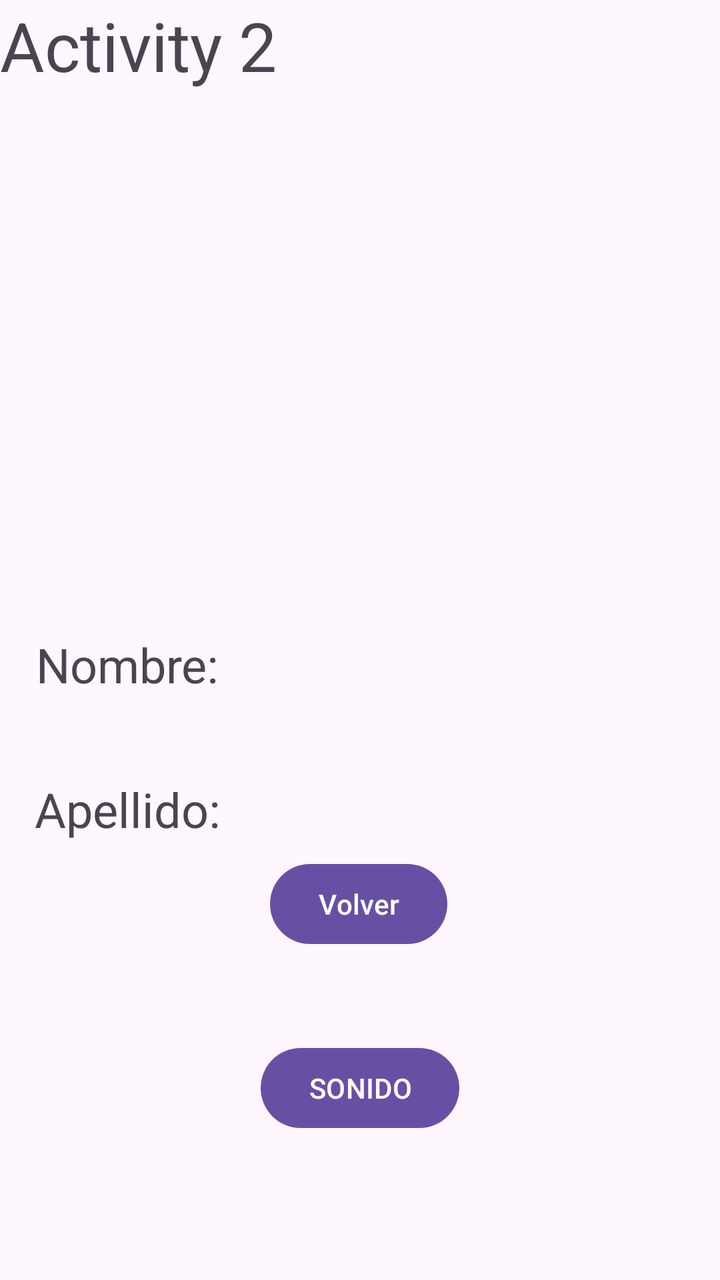
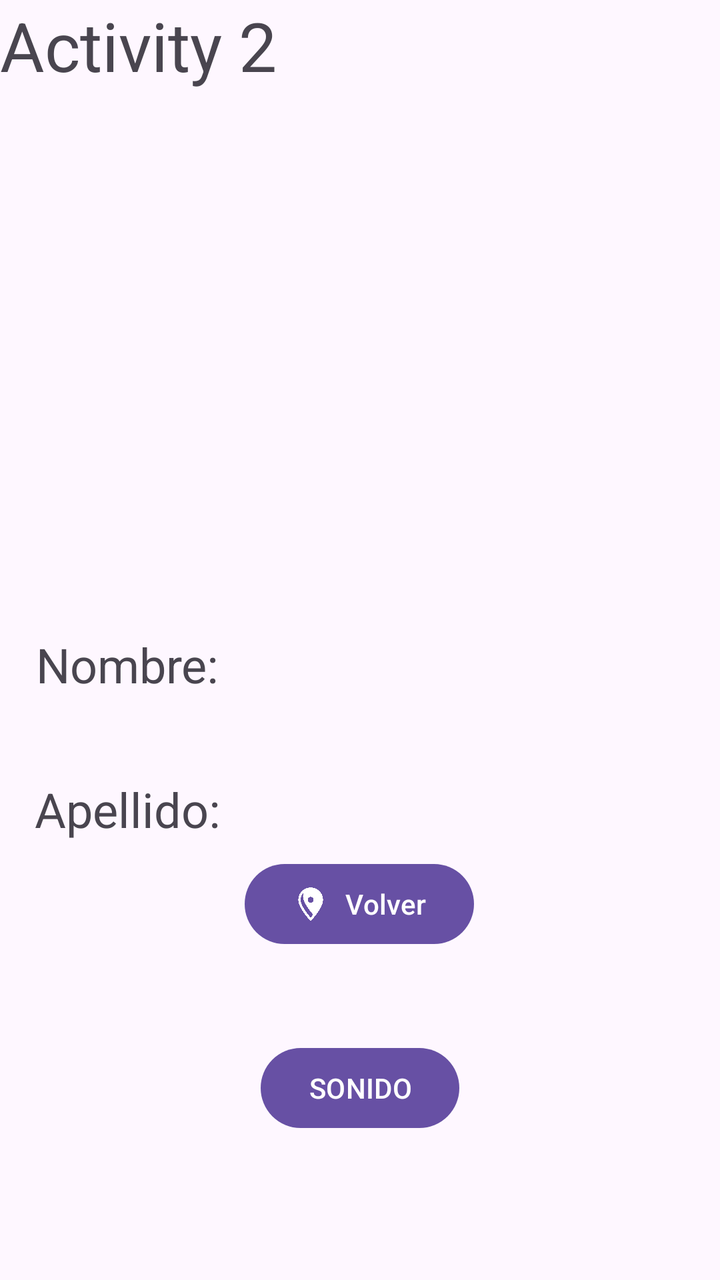

Before-and-after screenshots of an Android layout around one commit, followed by the original layout XML and the change that was made.
<!-- AndroidManifest.xml: application theme Theme.Ejercicio_7 -->
<!-- res/layout/activity_segunda.xml -->
<?xml version="1.0" encoding="utf-8"?>
<androidx.constraintlayout.widget.ConstraintLayout xmlns:android="http://schemas.android.com/apk/res/android"
    xmlns:app="http://schemas.android.com/apk/res-auto"
    xmlns:tools="http://schemas.android.com/tools"
    android:layout_width="match_parent"
    android:layout_height="match_parent"
    tools:context=".SegundaActivity">

    <TextView
        android:id="@+id/textView"
        android:layout_width="wrap_content"
        android:layout_height="wrap_content"
        android:text="Activity 2"
        android:textSize="34sp"
        tools:layout_editor_absoluteX="136dp"
        tools:layout_editor_absoluteY="178dp" />

    <TextView
        android:id="@+id/textView2"
        android:layout_width="wrap_content"
        android:layout_height="wrap_content"
        android:layout_marginTop="316dp"
        android:text="Nombre: "
        android:textSize="24sp"
        app:layout_constraintEnd_toStartOf="@+id/textView4"
        app:layout_constraintHorizontal_bias="0.592"
        app:layout_constraintStart_toStartOf="parent"
        app:layout_constraintTop_toTopOf="parent" />

    <TextView
        android:id="@+id/textView4"
        android:layout_width="wrap_content"
        android:layout_height="wrap_content"
        android:layout_marginEnd="232dp"
        android:textSize="24sp"
        app:layout_constraintEnd_toEndOf="parent"
        tools:layout_editor_absoluteY="316dp" />

    <TextView
        android:id="@+id/textView5"
        android:layout_width="wrap_content"
        android:layout_height="wrap_content"
        android:layout_marginEnd="232dp"
        android:textSize="24sp"
        app:layout_constraintBottom_toTopOf="@+id/button2"
        app:layout_constraintEnd_toEndOf="parent"
        app:layout_constraintTop_toBottomOf="@+id/textView4"
        app:layout_constraintVertical_bias="0.308" />

    <TextView
        android:id="@+id/textView3"
        android:layout_width="wrap_content"
        android:layout_height="wrap_content"
        android:layout_marginTop="40dp"
        android:text="Apellido: "
        android:textSize="24sp"
        app:layout_constraintEnd_toStartOf="@+id/textView5"
        app:layout_constraintHorizontal_bias="0.594"
        app:layout_constraintStart_toStartOf="parent"
        app:layout_constraintTop_toBottomOf="@+id/textView2" />

    <Button
        android:id="@+id/button2"
        android:layout_width="wrap_content"
        android:layout_height="wrap_content"
        android:layout_marginBottom="164dp"
        android:text="Volver"
        app:layout_constraintBottom_toBottomOf="parent"
        app:layout_constraintEnd_toEndOf="parent"
        app:layout_constraintHorizontal_bias="0.498"
        app:layout_constraintStart_toStartOf="parent" />

    <Button
        android:id="@+id/button3"
        android:layout_width="wrap_content"
        android:layout_height="wrap_content"
        android:layout_marginBottom="72dp"
        android:text="SONIDO"
        app:layout_constraintBottom_toBottomOf="parent"
        app:layout_constraintEnd_toEndOf="parent"
        app:layout_constraintStart_toStartOf="parent" />
</androidx.constraintlayout.widget.ConstraintLayout>
<!-- resources referenced by this layout -->
<resources>
  <style name="Theme.Ejercicio_7" parent="Base.Theme.Ejercicio_7" />
  <style name="Base.Theme.Ejercicio_7" parent="Theme.Material3.DayNight.NoActionBar">
          
          
      </style>
</resources>

<!-- the commit's change to res/layout/activity_segunda.xml (unified diff, before → after) -->
@@ -65,6 +65,7 @@
         android:layout_height="wrap_content"
         android:layout_marginBottom="164dp"
         android:text="Volver"
+        app:icon="@drawable/icono"
         app:layout_constraintBottom_toBottomOf="parent"
         app:layout_constraintEnd_toEndOf="parent"
         app:layout_constraintHorizontal_bias="0.498"
<!-- resource entries referenced after the edit -->
@@ -1,5 +1,6 @@
 <!-- resources referenced by this layout -->
 <resources>
+  <!-- drawable icono: webp bitmap (drawable, 24948 bytes) -->
   <style name="Theme.Ejercicio_7" parent="Base.Theme.Ejercicio_7" />
   <style name="Base.Theme.Ejercicio_7" parent="Theme.Material3.DayNight.NoActionBar">
           
